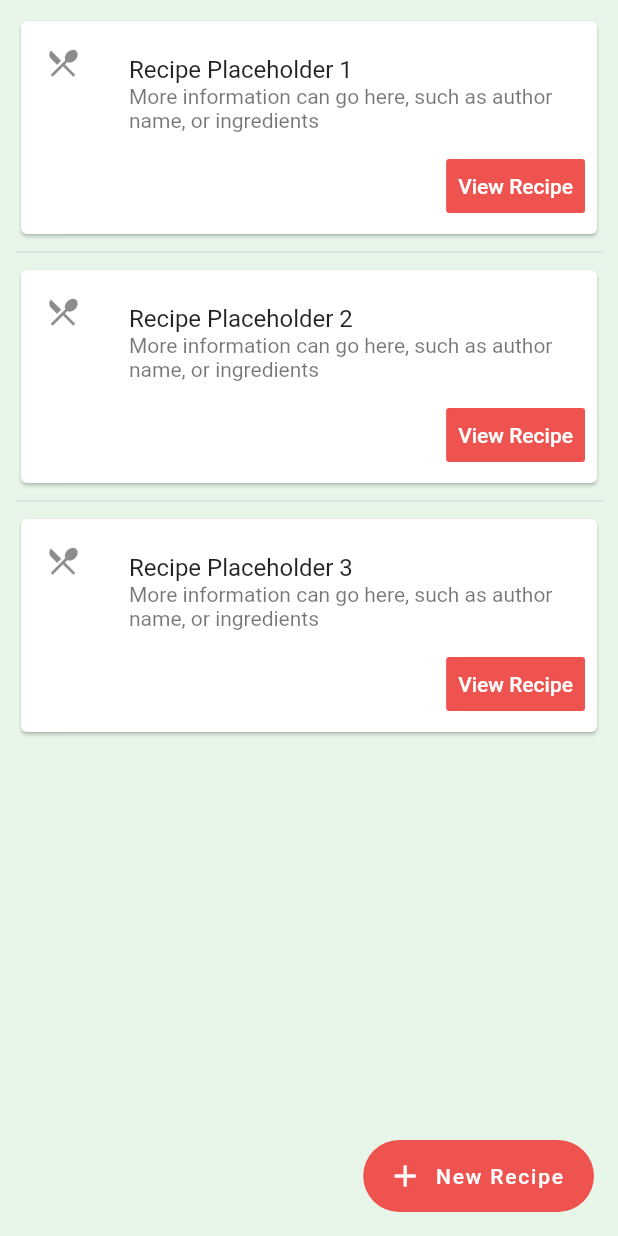
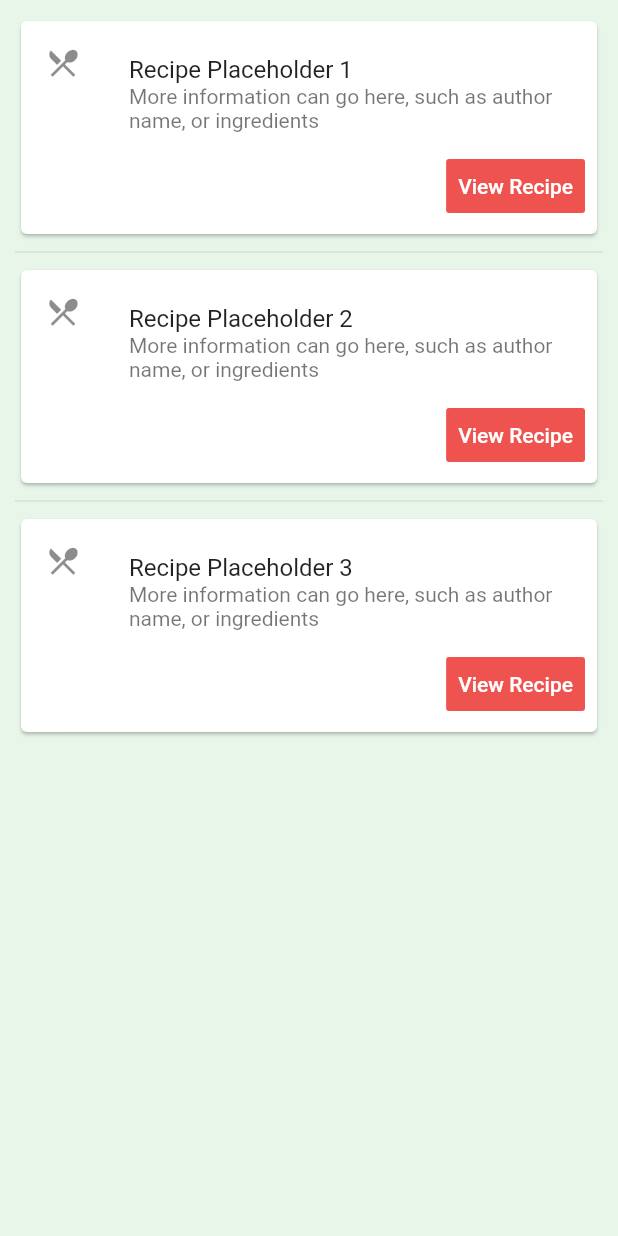
Before and after one commit to IvanESanchez/Group23LP, a Flutter app: the TodaysRecipes screen opened directly, on a phone screen of 412 x 824 dp. Run offline on Flutter 3.47's test engine with Material 2 defaults, Android fonts, the phone set to English and light mode, and no system bars; our stand-ins replace table_calendar.

Commit message:
Removed 'New Recipe' button from Today's Recipes page

```diff
--- a/flutter_project/my_recipe_box/lib/todaysrecipes.dart
+++ b/flutter_project/my_recipe_box/lib/todaysrecipes.dart
@@ -60,20 +60,7 @@
               },
 
             ),
-            floatingActionButton: FloatingActionButton.extended(
-              elevation: 0.0,
-              icon: const Icon(Icons.add), // NOTE: button icon
-              backgroundColor: Colors.red[400], // NOTE: button color
-              onPressed: ()
-              {
-                // TODO: open the getrecipes.dart
-                Navigator.push(
-                  context,
-                  MaterialPageRoute(builder: (context) => GetRecipes()),
-                );
-              },
-              label: Text('New Recipe'),
-            )
+
         )
 
 
```
